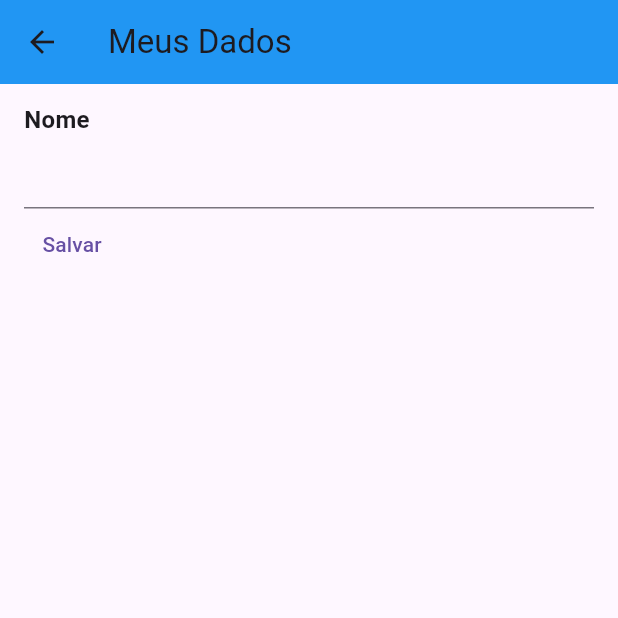
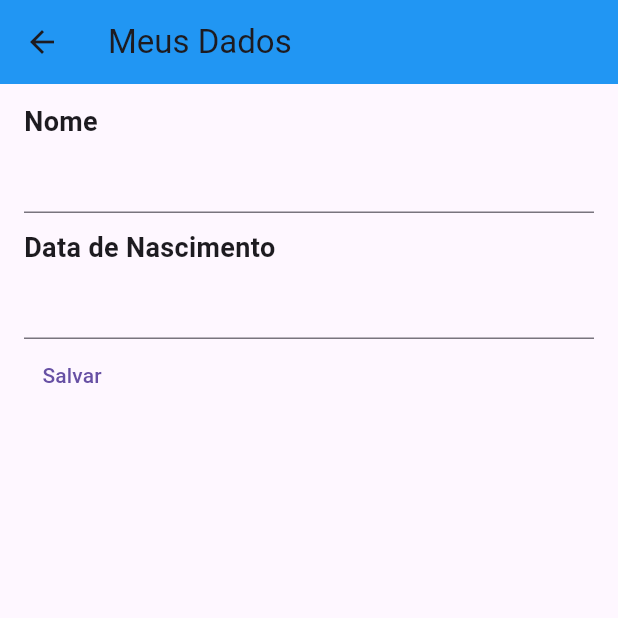
Before and after one commit to leofsousa/flutter-project-dio, a Flutter app: the DadosCadastraisPage screen opened directly, on a phone screen of 412 x 824 dp, the top half of it. Run offline on Flutter 3.47's test engine with Material 3 defaults, Android fonts, the phone set to English and light mode, and no system bars; network calls fail.

Commit message:
aula 2, bloco 3

```diff
--- a/flutter_apk_1/lib/pages/dados_cadastrais.dart
+++ b/flutter_apk_1/lib/pages/dados_cadastrais.dart
@@ -1,4 +1,5 @@
 import 'package:flutter/material.dart';
+import 'package:flutter_apk_1/shared/widgets/text_label.dart';
 
 class DadosCadastraisPage extends StatefulWidget {
   const DadosCadastraisPage({super.key});
@@ -8,7 +9,9 @@ class DadosCadastraisPage extends StatefulWidget {
 }
 
 class _DadosCadastraisPageState extends State<DadosCadastraisPage> {
-  TextEditingController nomeController = TextEditingController(text: '');
+  var nomeController = TextEditingController(text: '');
+  var dataNacimentoController = TextEditingController(text: '');
+  DateTime? dataNacimento;
 
   @override
   Widget build(BuildContext context) {
@@ -21,16 +24,34 @@ class _DadosCadastraisPageState extends State<DadosCadastraisPage> {
         child: Column(
           crossAxisAlignment: CrossAxisAlignment.start,
           children: [
-            const Text(
-              "Nome",
-              style: TextStyle(fontSize: 16, fontWeight: FontWeight.bold),
-            ),
+            const TextLabel(texto: "Nome"),
             TextField(
               controller: nomeController,
+            ),
+            const SizedBox(
+              height: 10,
+            ),
+            const TextLabel(texto: "Data de Nascimento",)
+            ,
+            TextField(
+              controller: dataNacimentoController,
+              readOnly: true,
+              onTap: () async {
+                var data = await showDatePicker(
+                    context: context,
+                    initialDate: DateTime(2000, 1, 1),
+                    firstDate: DateTime(1900, 1, 1),
+                    lastDate: DateTime(2023, 10, 20));
+                if(data != null){
+                  dataNacimentoController.text = data.toString();
+                  dataNacimento = data;
+                };
+              },
             ),
             TextButton(
                 onPressed: () {
                   print(nomeController.text);
+                  print(dataNacimento);
                 },
                 child: const Text("Salvar"))
           ],
--- /dev/null
+++ b/flutter_apk_1/lib/shared/widgets/text_label.dart
@@ -0,0 +1,14 @@
+import 'package:flutter/material.dart';
+
+class TextLabel extends StatelessWidget {
+  final String texto;
+  const TextLabel({super.key, required this.texto});
+
+  @override
+  Widget build(BuildContext context) {
+    return Text(
+      texto,
+      style: const TextStyle(fontSize: 18, fontWeight: FontWeight.bold),
+    );
+  }
+}
```
